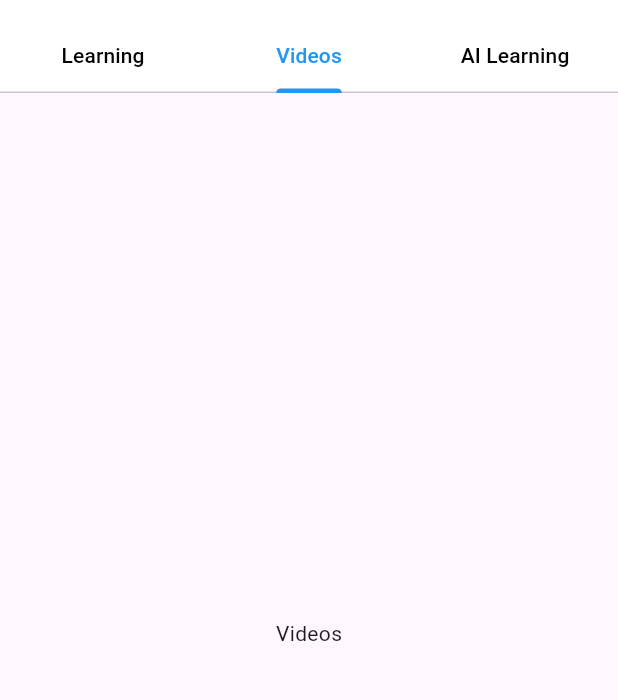
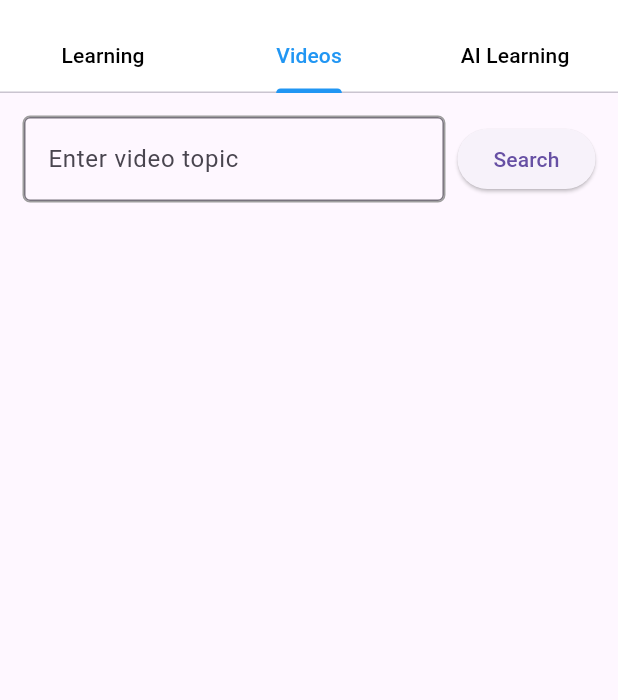
Before and after one commit to shubh865/Money-Mentor, a Flutter app: the Educatescreen screen opened directly, tab 2 chosen, on a phone screen of 412 x 824 dp, the part 63-763 px from its top. Run offline on Flutter 3.47's test engine with Material 3 defaults, Android fonts, the phone set to English and light mode, and no system bars; our stand-ins replace file_picker, fl_chart, flutter_html, flutter_svg, go_router, google_fonts and 4 more; missing offline and left inert: size_config; accounts and stored records are empty.

Commit message:
youtube scrapper

```diff
--- a/app/lib/pages/EducateScreen.dart
+++ b/app/lib/pages/EducateScreen.dart
@@ -1,6 +1,8 @@
 import 'package:bob_hacks/models/Modules.dart';
 import 'package:bob_hacks/pages/module_detailed_screen.dart';
+import 'package:bob_hacks/pages/video_player.dart';
 import 'package:flutter/material.dart';
+import 'package:flutter/widgets.dart';
 // import 'module_detail_screen.dart';
 // import 'module.dart'; // Ensure this path is correct
 
@@ -11,7 +13,8 @@ class Educatescreen extends StatelessWidget {
       length: 3,
       child: Scaffold(
         appBar: AppBar(
-          title: const Text('Learning Modules', style: TextStyle(color: Colors.black)),
+          title: const Text('Learning Modules',
+              style: TextStyle(color: Colors.black)),
           backgroundColor: Colors.white,
           bottom: TabBar(
             labelColor: Colors.blue,
@@ -28,12 +31,16 @@ class Educatescreen extends StatelessWidget {
         body: TabBarView(
           children: [
             _buildLearningTab(context),
-            Center(child: Text("Videos")),
+            VideoListScreen(),
             Center(child: Text("AI Learning")),
           ],
         ),
       ),
     );
+  }
+
+  Widget _buildVideosTab(BuildContext) {
+    return (Center(child: Text("Videos")));
   }
 
   Widget _buildLearningTab(BuildContext context) {
@@ -76,19 +83,18 @@ class Educatescreen extends StatelessWidget {
                         Navigator.push(
                           context,
                           MaterialPageRoute(
-                            builder: (context) => ModuleDetailScreen(module: Modules.modules[index]),
+                            builder: (context) => ModuleDetailScreen(
+                                module: Modules.modules[index]),
                           ),
                         );
                       },
                       child: Text(Modules.modules[index].module,
                           style: TextStyle(
-                              color: Colors.blue,
-                              fontWeight: FontWeight.bold)),
+                              color: Colors.blue, fontWeight: FontWeight.bold)),
                     ),
                     Text(Modules.modules[index].translate,
                         style: TextStyle(
-                            color: Colors.blue,
-                            fontWeight: FontWeight.bold)),
+                            color: Colors.blue, fontWeight: FontWeight.bold)),
                   ],
                 ),
               ],
--- /dev/null
+++ b/app/lib/pages/video_player.dart
@@ -0,0 +1,139 @@
+import 'package:flutter/material.dart';
+import 'package:webview_flutter/webview_flutter.dart';
+import 'package:http/http.dart' as http;
+import 'dart:convert';
+
+class VideoListScreen extends StatefulWidget {
+  @override
+  _VideoListScreenState createState() => _VideoListScreenState();
+}
+
+class _VideoListScreenState extends State<VideoListScreen> {
+  final List<Map<String, String>> videoUrls = [];
+  final TextEditingController _controller = TextEditingController();
+  bool _isLoading = false;
+
+  void _addVideoUrl() async {
+    final topic = _controller.text;
+    if (topic.isNotEmpty) {
+      setState(() {
+        _isLoading = true;
+      });
+      final response = await http.post(
+        Uri.parse('http://192.168.1.41:5000/search'),
+        body: {'topic': topic},
+      );
+
+      if (response.statusCode == 200) {
+        final List<dynamic> responseData = json.decode(response.body);
+        setState(() {
+          videoUrls.clear();
+          for (var video in responseData) {
+            videoUrls.add({
+              'title': video['title'],
+              'link': video['link'],
+            });
+          }
+          _isLoading = false;
+        });
+      } else {
+        setState(() {
+          _isLoading = false;
+        });
+        // Handle error
+      }
+
+      _controller.clear();
+    }
+  }
+
+  @override
+  Widget build(BuildContext context) {
+    return Scaffold(
+      body: Column(
+        children: [
+          Padding(
+            padding: const EdgeInsets.all(15.0),
+            child: Row(
+              children: [
+                Expanded(
+                  child: Container(
+                    decoration: BoxDecoration(
+                      borderRadius: BorderRadius.circular(5),
+                      border: Border.all(color: Colors.grey),
+                    ),
+                    child: TextField(
+                      controller: _controller,
+                      decoration: InputDecoration(
+                        hintText: 'Enter video topic',
+                        border: OutlineInputBorder(),
+                      ),
+                    ),
+                  ),
+                ),
+                SizedBox(width: 8),
+                ElevatedButton(
+                  onPressed: _addVideoUrl,
+                  child: Text('Search'),
+                ),
+              ],
+            ),
+          ),
+          _isLoading
+              ? Center(child: CircularProgressIndicator())
+              : Expanded(
+                  child: buildVideoList(videoUrls),
+                ),
+        ],
+      ),
+    );
+  }
+}
+
+Widget buildVideoList(List<Map<String, String>> videoUrls) {
+  return ListView.builder(
+    itemCount: videoUrls.length,
+    itemBuilder: (context, index) {
+      return VideoPlayerWidget(
+        videoUrl: videoUrls[index]['link']!,
+        title: videoUrls[index]['title']!,
+      );
+    },
+  );
+}
+
+class VideoPlayerWidget extends StatelessWidget {
+  final String videoUrl;
+  final String title;
+
+  VideoPlayerWidget({required this.videoUrl, required this.title});
+
+  @override
+  Widget build(BuildContext context) {
+    final webViewController = WebViewController()
+      ..setJavaScriptMode(JavaScriptMode.unrestricted)
+      ..loadRequest(Uri.parse(videoUrl));
+
+    return Padding(
+      padding: const EdgeInsets.all(8.0),
+      child: Column(
+        children: [
+          Container(
+            height: 200,
+            child: WebViewWidget(
+              controller: webViewController,
+            ),
+          ),
+          SizedBox(height: 8),
+          Text(
+            title,
+            style: TextStyle(
+              fontSize: 16,
+              fontWeight: FontWeight.bold,
+            ),
+          ),
+        ],
+      ),
+    );
+  }
+}
--- a/app/pubspec.yaml
+++ b/app/pubspec.yaml
@@ -20,6 +20,7 @@ dependencies:
   syncfusion_flutter_charts: ^26.2.7
   hive: ^2.2.3
   hive_flutter: ^1.1.0
+  webview_flutter: ^4.7.0
 
 
 dev_dependencies:
```
Also changed, not shown: app/lib/Screens/home.dart (+20 -3 lines), 1 other file.
